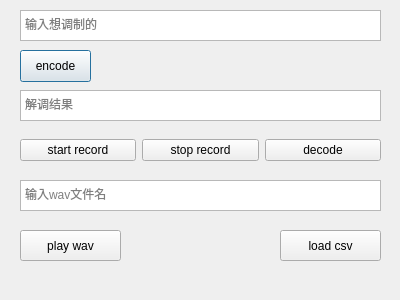
First picture: the form in 解码器性能测试/gui_all.ui, repository liuyujun16/sound_translate, before the edit.
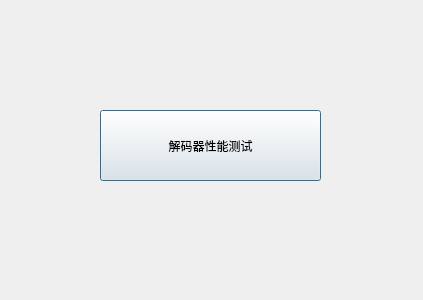
Second picture: the form after the edit.

What changed in the file:
```diff
--- a/解码器性能测试/gui_all.ui
+++ b/解码器性能测试/gui_all.ui
@@ -6,122 +6,24 @@
    <rect>
     <x>0</x>
     <y>0</y>
-    <width>400</width>
+    <width>423</width>
     <height>300</height>
    </rect>
   </property>
   <property name="windowTitle">
    <string>Dialog</string>
   </property>
-  <widget class="QPushButton" name="encode_button">
+  <widget class="QPushButton" name="decode_button">
    <property name="geometry">
     <rect>
-     <x>20</x>
-     <y>50</y>
-     <width>71</width>
-     <height>32</height>
+     <x>100</x>
+     <y>110</y>
+     <width>221</width>
+     <height>71</height>
     </rect>
    </property>
    <property name="text">
-    <string>encode</string>
-   </property>
-  </widget>
-  <widget class="QTextEdit" name="encode_text">
-   <property name="geometry">
-    <rect>
-     <x>20</x>
-     <y>10</y>
-     <width>361</width>
-     <height>31</height>
-    </rect>
-   </property>
-   <property name="placeholderText">
-    <string>输入想调制的</string>
-   </property>
-  </widget>
-  <widget class="QTextEdit" name="decode_text">
-   <property name="geometry">
-    <rect>
-     <x>20</x>
-     <y>90</y>
-     <width>361</width>
-     <height>31</height>
-    </rect>
-   </property>
-   <property name="placeholderText">
-    <string>解调结果</string>
-   </property>
-  </widget>
-  <widget class="QWidget" name="horizontalLayoutWidget">
-   <property name="geometry">
-    <rect>
-     <x>20</x>
-     <y>130</y>
-     <width>361</width>
-     <height>41</height>
-    </rect>
-   </property>
-   <layout class="QHBoxLayout" name="horizontalLayout">
-    <item>
-     <widget class="QPushButton" name="start_record">
-      <property name="text">
-       <string>start record</string>
-      </property>
-     </widget>
-    </item>
-    <item>
-     <widget class="QPushButton" name="stop_record">
-      <property name="text">
-       <string>stop record</string>
-      </property>
-     </widget>
-    </item>
-    <item>
-     <widget class="QPushButton" name="decode_button">
-      <property name="text">
-       <string>decode</string>
-      </property>
-     </widget>
-    </item>
-   </layout>
-  </widget>
-  <widget class="QPushButton" name="load_csv">
-   <property name="geometry">
-    <rect>
-     <x>280</x>
-     <y>230</y>
-     <width>101</width>
-     <height>31</height>
-    </rect>
-   </property>
-   <property name="text">
-    <string>load csv</string>
-   </property>
-  </widget>
-  <widget class="QTextEdit" name="load_wav">
-   <property name="geometry">
-    <rect>
-     <x>20</x>
-     <y>180</y>
-     <width>361</width>
-     <height>31</height>
-    </rect>
-   </property>
-   <property name="placeholderText">
-    <string>输入wav文件名</string>
-   </property>
-  </widget>
-  <widget class="QPushButton" name="play_wav">
-   <property name="geometry">
-    <rect>
-     <x>20</x>
-     <y>230</y>
-     <width>101</width>
-     <height>31</height>
-    </rect>
-   </property>
-   <property name="text">
-    <string>play wav</string>
+    <string>解码器性能测试</string>
    </property>
   </widget>
  </widget>
```
